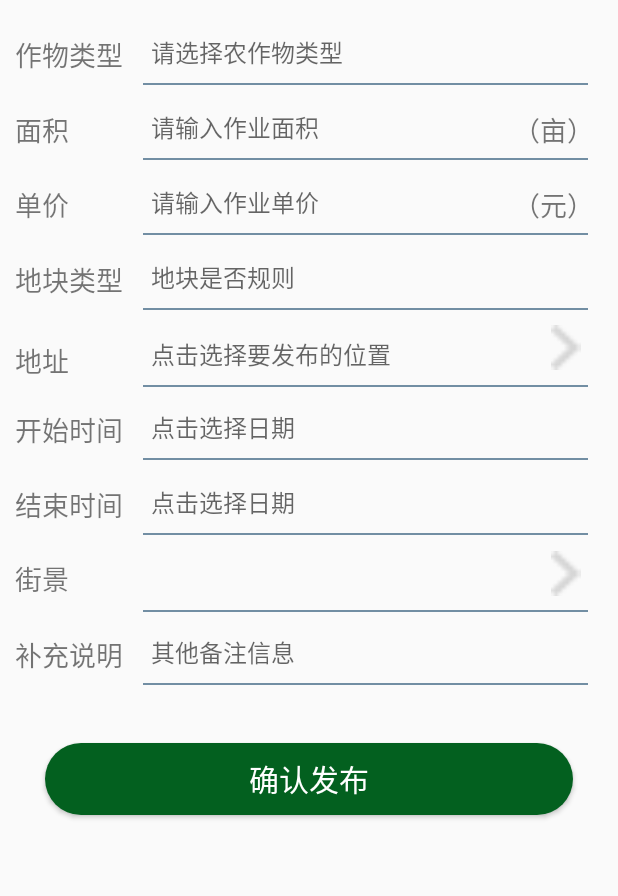
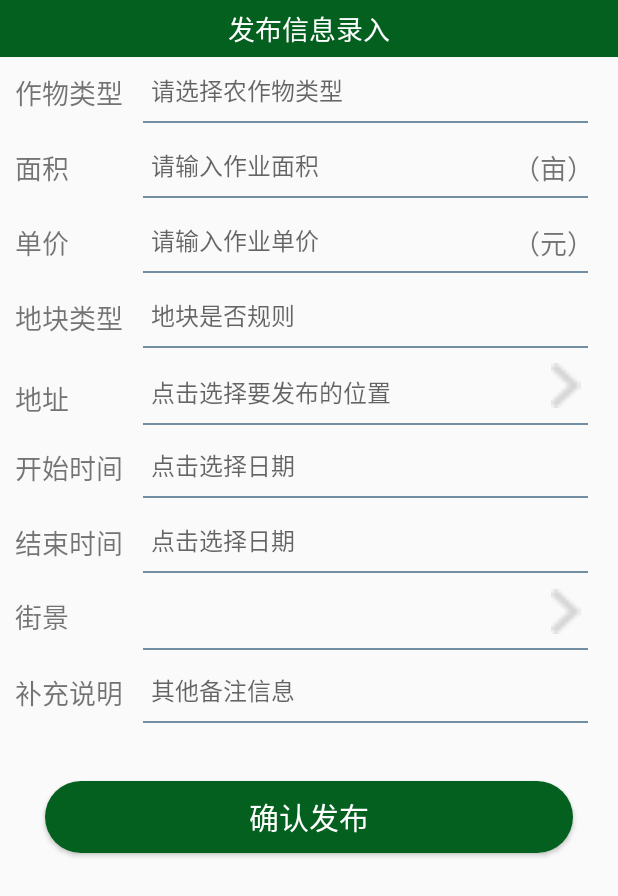
Before and after one commit to hhanchong/NJDP_farmer, an Android app: the layout activity_farmer_release.xml on its own in the app's theme, with its tools: preview values and no code run, on a phone screen of 412 x 824 dp. Shown: the top 896 px of the screen. Run offline under Robolectric (Android 15) with nearby library versions, the light colour scheme and no system bars.

Commit message:
调整界面，确定农机查询的的传入参数为最后一块未完成的农田信息，若没有符合条件的农田，则使用当前位置。

```diff
--- a/app/src/main/res/layout/activity_farmer_release.xml
+++ b/app/src/main/res/layout/activity_farmer_release.xml
@@ -4,9 +4,21 @@
     android:layout_width="match_parent"
     android:layout_height="match_parent"
     tools:context="com.njdp.njdp_farmer.FarmerRelease">
+
+    <RelativeLayout
+        android:layout_width="match_parent"
+        android:layout_height="wrap_content"
+        android:background="#03601F">
+        <TextView
+            style="@style/Pages_Title"
+            android:text="发布信息录入"
+            android:textSize="18dp"/>
+    </RelativeLayout>
+
     <ScrollView
         android:layout_width="match_parent"
-        android:layout_height="wrap_content" >
+        android:layout_height="wrap_content"
+        android:layout_marginTop="25dp">
 
         <LinearLayout
             android:layout_width="match_parent"
--- a/app/src/main/res/layout/activity_mainpage.xml
+++ b/app/src/main/res/layout/activity_mainpage.xml
@@ -37,7 +37,7 @@
             android:gravity="center"
             android:paddingTop="0dp"
             android:singleLine="true"
-            android:text="我的发布"
+            android:text="我要发布"
             android:textColor="@drawable/content_textcolor" />
 
         <RadioButton
```
Also changed, not shown: app/src/main/java/com/njdp/njdp_farmer/conent_frament/FarmMachineSearch.java (+30 -7 lines), app/src/main/java/com/njdp/njdp_farmer/conent_frament/FarmerRelease.java (+10 -16 lines), app/src/main/java/com/njdp/njdp_farmer/conent_frament/PersonalInfoFrame.java (+20 -1 lines), app/src/main/java/com/njdp/njdp_farmer/mainpages.java (+19 -7 lines), app/src/main/res/layout/activity_farm_machine_search.xml (+8 -1 lines), 7 other files.
